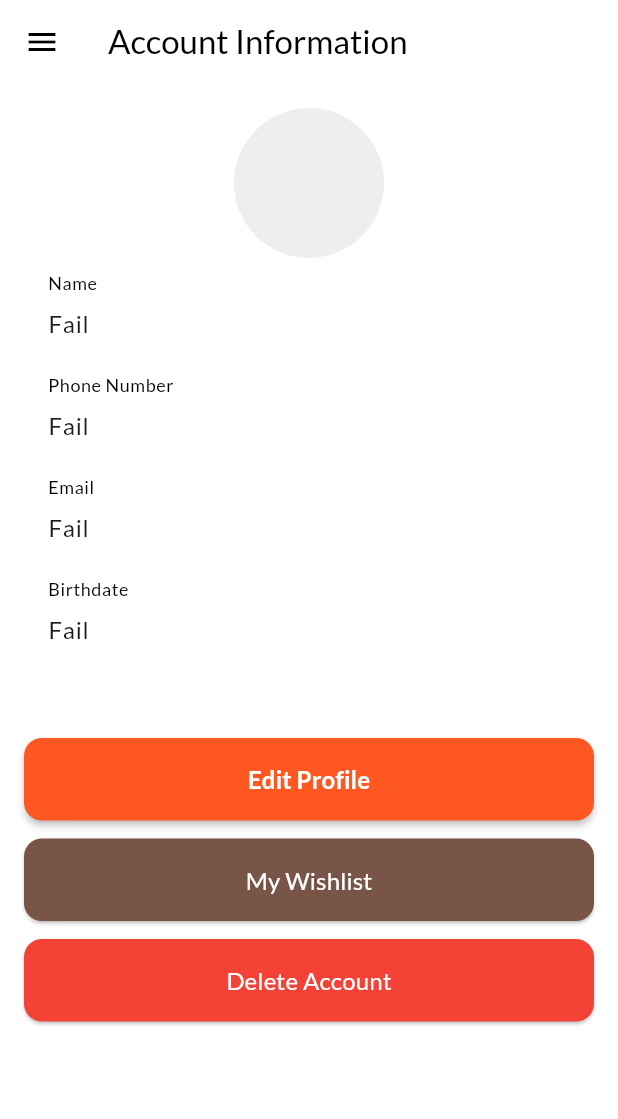
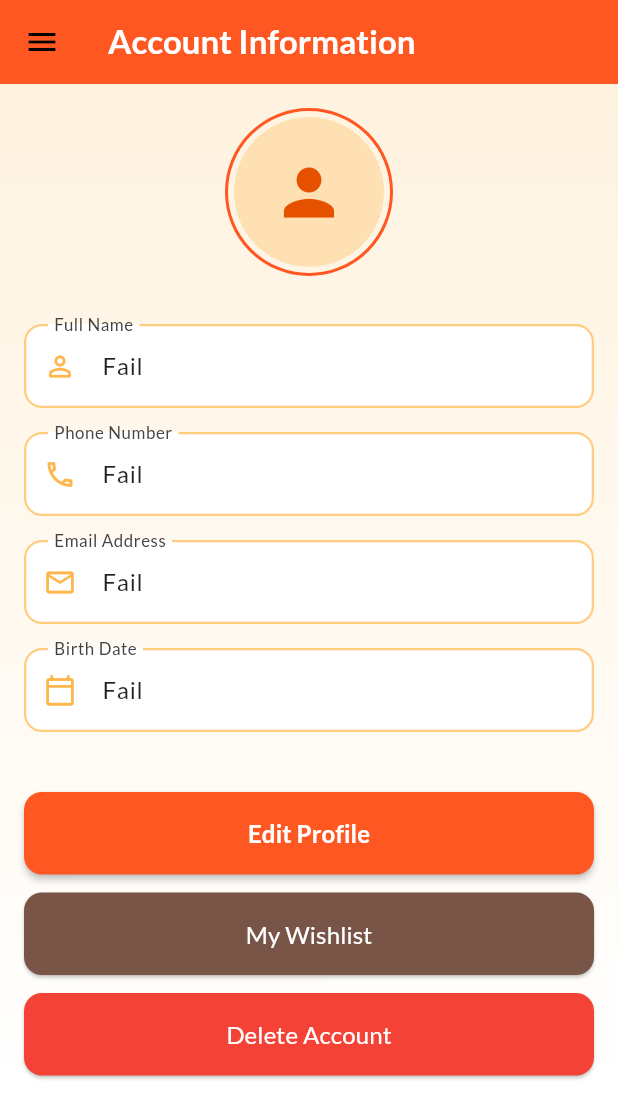
Before and after one commit to Kelompok-A06/olehBali-Mobile, a Flutter app: the MyProfilePage screen opened directly, in the side drawer, after a tap on "My Account", on a phone screen of 412 x 824 dp. Shown: the top 1119 px of the screen. Run offline on Flutter 3.47's test engine with Material 3 defaults, Android fonts, the phone set to English and light mode, and no system bars; our stand-ins replace google_fonts, image_picker; missing offline and left inert: pbp_django_auth.

Commit message:
fix styling and error pubspec

```diff
--- a/lib/userprofile/screens/delete_account_page.dart
+++ b/lib/userprofile/screens/delete_account_page.dart
@@ -25,7 +25,6 @@ class _DeleteAccountPageState extends State<DeleteAccountPage> {
     try {
       final response = await request.post(
         'https://muhammad-hibrizi-olehbali.pbp.cs.ui.ac.id/userprofile/delete-account-flutter/',
-
         jsonEncode({
           'confirm': true,
         }),
--- a/lib/userprofile/screens/user_profile.dart
+++ b/lib/userprofile/screens/user_profile.dart
@@ -1,12 +1,10 @@
 import 'package:flutter/material.dart';
 import 'package:olehbali_mobile/userprofile/screens/delete_account_page.dart';
 import 'package:olehbali_mobile/userprofile/screens/edit_profile_page.dart';
-import 'package:olehbali_mobile/userprofile/widgets/profile_avatar.dart';
 import 'package:olehbali_mobile/userprofile/widgets/profile_buttons.dart';
+// import 'package:olehbali_mobile/wishlist/screens/WishlistScreen.dart';
 import 'package:olehbali_mobile/widgets/left_drawer.dart';
 import 'package:pbp_django_auth/pbp_django_auth.dart';
-import 'package:provider/provider.dart';
-
 import '../models/profile.dart';
 
 class MyProfilePage extends StatefulWidget {
@@ -17,9 +15,7 @@ class MyProfilePage extends StatefulWidget {
 }
 
 class _MyProfilePageState extends State<MyProfilePage> {
-  // Data pengguna sebagai variabel biasa
   Map<String, dynamic> userProfile = {
-    'avatar': '',
     'name': '',
     'phone_number': '',
     'email': '',
@@ -27,16 +23,16 @@ class _MyProfilePageState extends State<MyProfilePage> {
     'role': '',
   };
 
+  late Future<Profile> _profileFuture;
+  final CookieRequest _request = CookieRequest();
+
   @override
   void initState() {
     super.initState();
-    var request = CookieRequest();
-    fetchUserProfile(request); // Panggil API untuk mengambil data awal
+    _profileFuture = _fetchUserProfile();
   }
 
-  Future<Profile> fetchUserProfile(CookieRequest request) async {
-    // Ambil data dari server
-    //var url = Uri.parse('https://muhammad-hibrizi-olehbali.pbp.cs.ui.ac.id/api/profile/');
+  Future<Profile> _fetchUserProfile() async {
     Profile profile = Profile(
       model: "none",
       pk: 1,
@@ -46,25 +42,15 @@ class _MyProfilePageState extends State<MyProfilePage> {
         phoneNumber: "Fail",
         email: "Fail",
         birthdate: "Fail",
-            avatar: "Fail"));
+        avatar: "Fail"
+      )
+    );
+
     try {
-      final response = await request.get(
-          'https://muhammad-hibrizi-olehbali.pbp.cs.ui.ac.id/userprofile/api/profile/');
-      //final response = await request.get('http://127.0.0.1:8000/userprofile/api/profile/');
-      print(response);
+      final response = await _request.get('https://muhammad-hibrizi-olehbali.pbp.cs.ui.ac.id/userprofile/api/profile/');
       profile = Profile.fromJson(response[0]);
-      final roleResponse = await request.get(
-          'https://muhammad-hibrizi-olehbali.pbp.cs.ui.ac.id/userprofile/api/get-role/');
-      //final roleResponse = await request.get('http://127.0.0.1:8000/userprofile/api/get-role/');
-      // Null check for each field before assignment
-      String avatarUrl = profile.fields.avatar ?? '';
-      if (avatarUrl.isNotEmpty && !avatarUrl.startsWith('http')) {
-        avatarUrl =
-            'https://muhammad-hibrizi-olehbali.pbp.cs.ui.ac.id/$avatarUrl';
-        //avatarUrl = 'http://127.0.0.1:8000/$avatarUrl';
-      }
+      final roleResponse = await _request.get('https://muhammad-hibrizi-olehbali.pbp.cs.ui.ac.id/userprofile/api/get-role/');
 
-      // userProfile["avatar"] = avatarUrl;
       userProfile["name"] = profile.fields.name ?? '';
       userProfile["phone_number"] = profile.fields.phoneNumber ?? '';
       userProfile["email"] = profile.fields.email ?? '';
@@ -74,50 +60,109 @@ class _MyProfilePageState extends State<MyProfilePage> {
       return profile;
     } catch (e) {
       print(e);
-      print(profile);
-      userProfile["avatar"] = profile.fields.avatar ?? '';
       userProfile["name"] = profile.fields.name ?? '';
       userProfile["phone_number"] = profile.fields.phoneNumber ?? '';
       userProfile["email"] = profile.fields.email ?? '';
       userProfile["birthdate"] = profile.fields.birthdate ?? 'YYYY-MM-DD';
       userProfile["role"] = 'user';
-      print(userProfile);
       return profile;
     }
   }
 
-  void _updateUserProfile(Map<String, dynamic> updatedProfile) {
+  void _refreshProfile() {
     setState(() {
-      userProfile = updatedProfile; // Perbarui data profil
+      _profileFuture = _fetchUserProfile();
     });
   }
 
 @override
 Widget build(BuildContext context) {
-    final request = context.watch<CookieRequest>();
   return Scaffold(
     drawer: const LeftDrawer(),
     appBar: AppBar(
-        title: const Text('Account Information'),
+      backgroundColor: Colors.deepOrange,
+      title: const Text(
+        'Account Information',
+        style: TextStyle(
+          fontWeight: FontWeight.bold,
+          color: Colors.white,
         ),
-      body: FutureBuilder(
-        future: fetchUserProfile(request),
-        builder: (context, AsyncSnapshot snapshot) {
-          if (snapshot.data == null) {
+      ),
+      elevation: 0,
+    ),
+    body: Container(
+      decoration: BoxDecoration(
+        gradient: LinearGradient(
+          begin: Alignment.topCenter,
+          end: Alignment.bottomCenter,
+          colors: [
+            Colors.orange[50]!,
+            Colors.white,
+          ],
+        ),
+      ),
+      child: FutureBuilder<Profile>(
+        future: _profileFuture,
+        builder: (context, AsyncSnapshot<Profile> snapshot) {
+          if (snapshot.connectionState == ConnectionState.waiting) {
             return const Center(child: CircularProgressIndicator());
-          } else {
-            return Padding(
+          }
+
+          if (snapshot.hasError) {
+            return Center(child: Text('Error: ${snapshot.error}'));
+          }
+
+          return SingleChildScrollView(
+            child: Padding(
               padding: const EdgeInsets.all(16.0),
               child: Column(
+                crossAxisAlignment: CrossAxisAlignment.stretch,
                 children: [
-                  ProfileAvatar(
-                    avatarUrl: userProfile['avatar'] ?? '',
+                  Column(
+                    crossAxisAlignment: CrossAxisAlignment.center,
+                    children: [
+                      Container(
+                        padding: const EdgeInsets.all(4),
+                        decoration: BoxDecoration(
+                          shape: BoxShape.circle,
+                          border: Border.all(
+                            color: Colors.deepOrange,
+                            width: 2,
                           ),
-                  const SizedBox(height: 16),
-                  _buildTextField('Name', userProfile['name']),
-                  _buildTextField('Phone Number', userProfile['phone_number']),
-                  _buildTextField('Email', userProfile['email']),
-                  _buildTextField('Birthdate', userProfile['birthdate']),
+                        ),
+                        child: CircleAvatar(
+                          radius: 50,
+                          backgroundColor: Colors.orange[100],
+                          child: Icon(
+                            Icons.person,
+                            size: 50,
+                            color: Colors.orange[900],
+                          ),
+                        ),
+                      ),
+                      const SizedBox(height: 24),
+                      _buildProfileField(
+                        'Full Name',
+                        userProfile['name'],
+                        Icons.person_outline_rounded,
+                      ),
+                      _buildProfileField(
+                        'Phone Number',
+                        userProfile['phone_number'],
+                        Icons.phone_outlined,
+                      ),
+                      _buildProfileField(
+                        'Email Address',
+                        userProfile['email'],
+                        Icons.email_outlined,
+                      ),
+                      _buildProfileField(
+                        'Birth Date',
+                        userProfile['birthdate'],
+                        Icons.calendar_today_outlined,
+                      ),
+                    ],
+                  ),
                   const SizedBox(height: 32),
                   ProfileButtons(
                     role: userProfile['role'],
@@ -135,10 +180,16 @@ class _MyProfilePageState extends State<MyProfilePage> {
                         setState(() {
                           userProfile = updatedProfile;
                         });
+                        _refreshProfile();
                       }
                     },
                     onMyWishlist: () {
-                      Navigator.pushNamed(context, '/wishlist');
+                      // Navigator.push(
+                      //   context,
+                      //   MaterialPageRoute(
+                      //     builder: (context) => const WishlistScreen(),
+                      //   ),
+                      // );
                     },
                     onDeleteAccount: () {
                       Navigator.push(
@@ -151,22 +202,57 @@ class _MyProfilePageState extends State<MyProfilePage> {
                   ),
                 ],
               ),
+            ),
           );
-          }
         },
+      ),
     ),
   );
 }
 
-  Widget _buildTextField(String label, String value) {
-    return Padding(
-      padding: const EdgeInsets.only(bottom: 12.0),
+  Widget _buildProfileField(String label, String value, IconData icon) {
+    return Container(
+      margin: const EdgeInsets.symmetric(vertical: 8),
       child: TextFormField(
         initialValue: value,
         readOnly: true,
+        style: const TextStyle(
+          fontSize: 16,
+          fontWeight: FontWeight.w500,
+          color: Colors.black87,
+        ),
         decoration: InputDecoration(
           labelText: label,
-          border: const OutlineInputBorder(),
+          prefixIcon: Icon(
+            icon,
+            color: Colors.orange[300],
+            size: 22,
+          ),
+          filled: true,
+          fillColor: Colors.white,
+          border: OutlineInputBorder(
+            borderRadius: BorderRadius.circular(12),
+            borderSide: BorderSide(
+              color: Colors.orange[200]!,
+              width: 1.5,
+            ),
+          ),
+          enabledBorder: OutlineInputBorder(
+            borderRadius: BorderRadius.circular(12),
+            borderSide: BorderSide(
+              color: Colors.orange[200]!,
+              width: 1.5,
+            ),
+          ),
+          contentPadding: const EdgeInsets.symmetric(
+            horizontal: 16,
+            vertical: 16,
+          ),
+          labelStyle: TextStyle(
+            color: Colors.grey[800],
+            fontSize: 15,
+            fontWeight: FontWeight.w500,
+          ),
         ),
       ),
     );
```
Also changed, not shown: lib/userprofile/screens/edit_profile_page.dart (+115 -85 lines), lib/userprofile/widgets/profile_buttons.dart (line endings or trailing spaces), pubspec.lock. Lines whose indentation alone changed are shown as unchanged.
